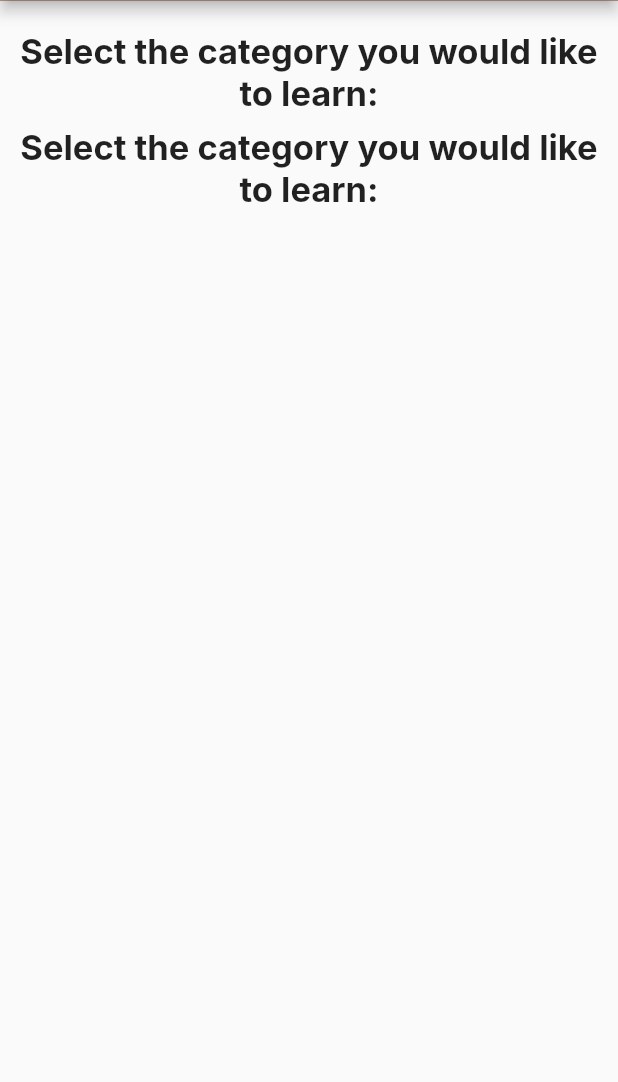
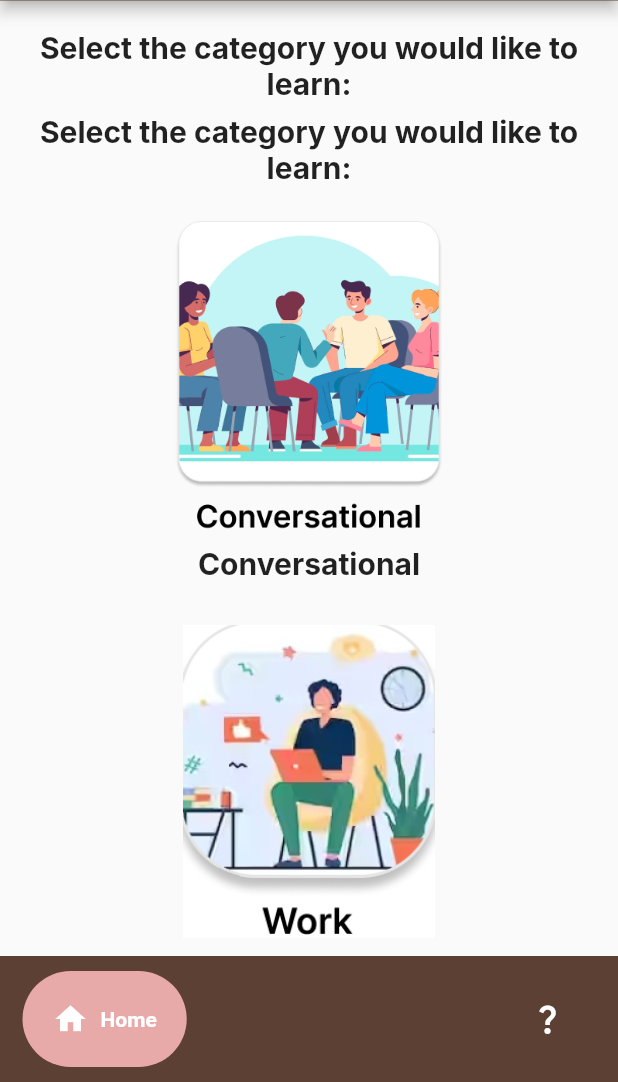
Before and after one commit to Nicolep02/starters, a Flutter app: the Topics screen opened directly, on a phone screen of 412 x 824 dp, the part 154-1236 px from its top. Run offline on Flutter 3.47's test engine with Material 2 defaults, Android fonts, the phone set to English and light mode, and no system bars; drawn by our look-alikes of google_nav_bar; generated files the repository leaves out were written again; Roboto replaces fonts that are missing (Inter).

Commit message:
Fixed some errors

```diff
--- a/lib/main/select_topic.dart
+++ b/lib/main/select_topic.dart
@@ -3,11 +3,9 @@ import 'package:starters/grocery_pages/grocery_main.dart';
 import 'package:starters/medical_pages/med_main.dart';
 import 'package:starters/widgets/appbar.dart';
 import 'package:starters/widgets/bottom_nav_2.dart';
-import '../styles/colors.dart';
 import '../styles/spacing.dart';
 import '../conversational_pages/converMain.dart';
 import 'package:flutter_gen/gen_l10n/app_localizations.dart';
-import '../widgets/bottom_nav_1.dart';
 import 'package:starters/work_pages/workMain.dart';
 
 class Topics extends StatelessWidget {
@@ -19,35 +17,6 @@ class Topics extends StatelessWidget {
     return Scaffold(
         appBar: MyAppBar(titleGetter:(localizations) => localizations.selectTopicTitle,
           engTitleKey: 'Let\'s Learn English',),
-        body: Container(
-          width: screen_limit,
-          child: SingleChildScrollView(
-            child: Column(
-              mainAxisAlignment: MainAxisAlignment.center,
-              children: <Widget>[
-                SizedBox(height:20),
-                Text(AppLocalizations.of(context)!.selectTopicText,
-                  textAlign: TextAlign.center,
-                  style: TextStyle(
-                    fontFamily: 'Inter',
-                    fontSize: 23,
-                    fontWeight: FontWeight.bold,
-                  ),
-                ),
-
-                SizedBox(height:8),
-                Text('Select the category you would like to learn: ',
-                  textAlign: TextAlign.center,
-                  style: TextStyle(
-                    fontFamily: 'Inter',
-                    fontSize: 23,
-                    fontWeight: FontWeight.bold,
-                  ),),
-              ],
-            ),
-          ),
-          backgroundColor: Color.fromRGBO(21, 33, 61, 1.0),
-        ),
 
         body: SingleChildScrollView(
           child: Column(
@@ -58,7 +27,7 @@ class Topics extends StatelessWidget {
                 textAlign: TextAlign.center,
                 style: TextStyle(
                   fontFamily: 'Inter',
-                  fontSize: 15,
+                  fontSize: 20,
                   fontWeight: FontWeight.bold,
                 ),
               ),
@@ -68,13 +37,10 @@ class Topics extends StatelessWidget {
                 textAlign: TextAlign.center,
                 style: TextStyle(
                   fontFamily: 'Inter',
-                  fontSize: 15,
+                  fontSize: 20,
                   fontWeight: FontWeight.bold,
-                ),
-                SizedBox(height: lang_spacing),
-
+                ),),
                 SizedBox(height: 15),
-
                 Row(
                   mainAxisAlignment: MainAxisAlignment.spaceEvenly,
                   children: <Widget>[
@@ -90,7 +56,6 @@ class Topics extends StatelessWidget {
                               },
                             ),
                           ),
-                        ),
                         Text(AppLocalizations.of(context)!.conversationalTitle,
                           style: TextStyle(fontFamily: 'Inter',
                             fontSize: 20,
@@ -162,7 +127,6 @@ class Topics extends StatelessWidget {
                               },
                             ),
                           ),
-                        ),
                         Text(AppLocalizations.of(context)!.groceriesTitle,
                           style: TextStyle(fontFamily: 'Inter',
                             fontSize: 20,
--- a/pubspec.yaml
+++ b/pubspec.yaml
@@ -156,7 +156,6 @@ flutter:
     - assets/buttons.png
     - assets/bgWork.png
     - assets/parttime.jpeg
-    - assets/ellipse.png
 
 
   # An image asset can refer to one or more resolution-specific "variants", see
```
Also changed, not shown: lib/english/topics.dart (+143 -143 lines), lib/main/languageSelection.dart (+16 -16 lines).
